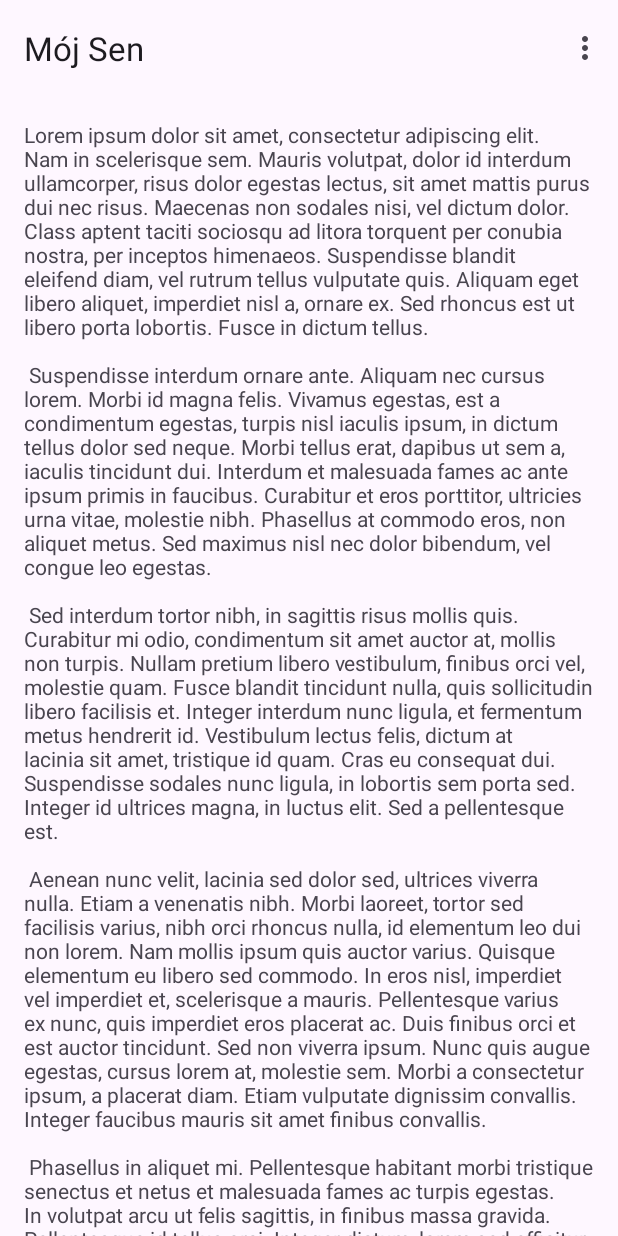
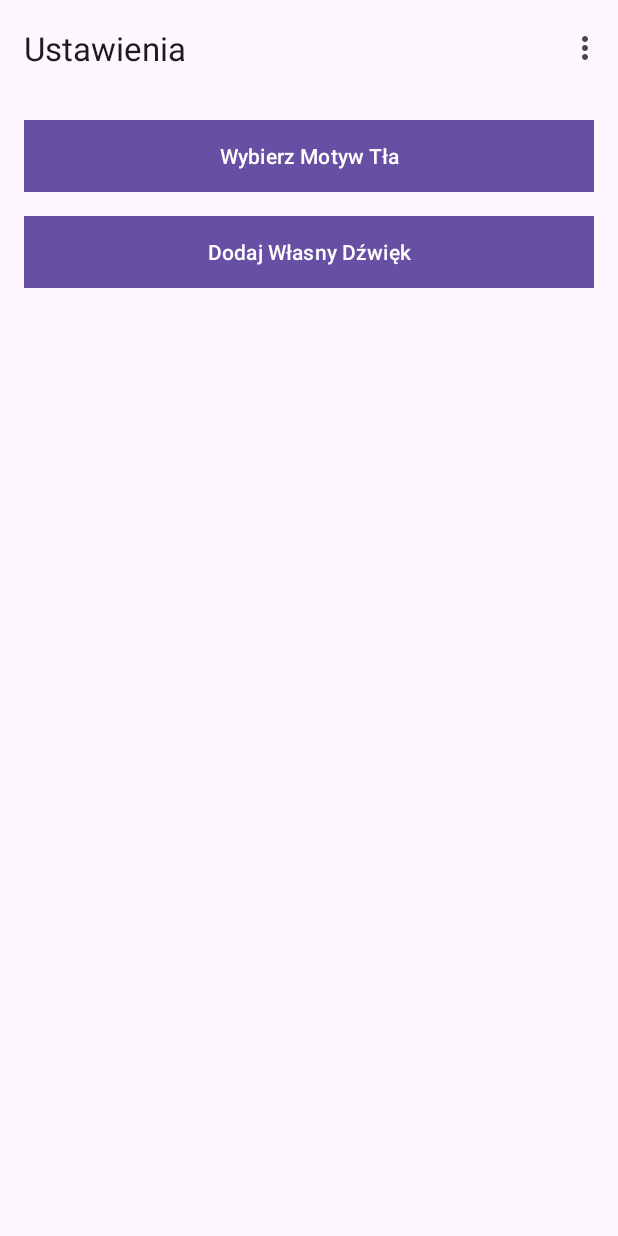
Before and after one commit to Klaudiusz02/Programowanie_mobline, an Android app: the SecondFragment screen opened through its navigation route, on a phone screen of 412 x 824 dp. Run offline under Robolectric (Android 15) with nearby library versions, the phone set to English and light mode, and no system bars; our stand-ins replace navigation-ui.

Commit message:
Stworzenie layoutu ustawień

```diff
--- a/app/src/main/java/com/example/budzik/FirstFragment.java
+++ b/app/src/main/java/com/example/budzik/FirstFragment.java
@@ -2,6 +2,7 @@ package com.example.budzik;
 
 import android.app.AlarmManager;
 import android.app.PendingIntent;
+import android.app.TimePickerDialog;
 import android.content.Context;
 import android.content.Intent;
 import android.content.SharedPreferences;
@@ -10,11 +11,7 @@ import android.util.TypedValue;
 import android.view.LayoutInflater;
 import android.view.View;
 import android.view.ViewGroup;
-
-import android.app.TimePickerDialog;
-
 import android.widget.Button;
-import android.widget.CheckBox;
 import android.widget.CompoundButton;
 import android.widget.LinearLayout;
 import android.widget.Switch;
@@ -25,7 +22,6 @@ import android.widget.Toast;
 import androidx.cardview.widget.CardView;
 import androidx.fragment.app.Fragment;
 import com.google.android.material.floatingactionbutton.FloatingActionButton;
-
 import androidx.annotation.NonNull;
 
 import java.util.ArrayList;
@@ -199,6 +195,29 @@ public class FirstFragment extends Fragment {
         }
     }
 
+    private void deleteAlarm(String time, CardView cardView) {
+        containerLayout.removeView(cardView);
+        SharedPreferences.Editor editor = sharedPreferences.edit();
+        editor.remove(time);
+        editor.apply();
+
+        // Cancel the PendingIntent associated with the deleted alarm
+        cancelAlarm(time);
+    }
+
+    private void cancelAlarm(String alarmTime) {
+        Intent alarmIntent = new Intent(requireContext(), AlarmReceiver.class);
+        alarmIntent.putExtra("ALARM_TIME", alarmTime);
+
+        PendingIntent pendingIntent = PendingIntent.getBroadcast(requireContext(), 0, alarmIntent, PendingIntent.FLAG_UPDATE_CURRENT);
+
+        AlarmManager alarmManager = (AlarmManager) requireContext().getSystemService(Context.ALARM_SERVICE);
+        if (alarmManager != null) {
+            alarmManager.cancel(pendingIntent);
+            pendingIntent.cancel();
+        }
+    }
+
     private void createAlarmCard(String time, String state) {
         // Tworzenie karty alarmu
         CardView cardView = new CardView(requireContext());
@@ -258,13 +277,9 @@ public class FirstFragment extends Fragment {
         deleteButton.setOnClickListener(new View.OnClickListener() {
             @Override
             public void onClick(View view) {
-                containerLayout.removeView(cardView);
-                SharedPreferences.Editor editor = sharedPreferences.edit();
-                editor.remove(time);
-                editor.apply();
+                deleteAlarm(time, cardView);
             }
         });
-
 
         // Dodawanie widoków do układu wewnętrznego
         innerLayout.addView(textView);
@@ -288,5 +303,4 @@ public class FirstFragment extends Fragment {
         super.onDestroyView();
         //binding = null;
     }
-
 }
--- a/app/src/main/res/layout/fragment_second.xml
+++ b/app/src/main/res/layout/fragment_second.xml
@@ -1,25 +1,26 @@
 <?xml version="1.0" encoding="utf-8"?>
-<androidx.core.widget.NestedScrollView xmlns:android="http://schemas.android.com/apk/res/android"
-    xmlns:app="http://schemas.android.com/apk/res-auto"
-    xmlns:tools="http://schemas.android.com/tools"
+<RelativeLayout xmlns:android="http://schemas.android.com/apk/res/android"
     android:layout_width="match_parent"
     android:layout_height="match_parent"
-    tools:context=".SecondFragment">
+    android:padding="16dp">
 
-    <androidx.constraintlayout.widget.ConstraintLayout
+    <!-- Przycisk wyboru tła -->
+    <Button
+        android:id="@+id/buttonChooseBackground"
         android:layout_width="match_parent"
-        android:layout_height="match_parent"
-        android:padding="16dp">
+        android:layout_height="wrap_content"
+        android:text="Wybierz Motyw Tła"
+        android:background="@color/colorPrimary"
+        android:textColor="@android:color/white"
+        android:layout_marginBottom="16dp"/>
 
-
-        <TextView
-            android:id="@+id/textview_second"
-            android:layout_width="wrap_content"
-            android:layout_height="wrap_content"
-            android:layout_marginTop="16dp"
-            android:text="@string/lorem_ipsum"
-            app:layout_constraintBottom_toBottomOf="parent"
-            app:layout_constraintEnd_toEndOf="parent"
-            app:layout_constraintStart_toStartOf="parent"/>
-    </androidx.constraintlayout.widget.ConstraintLayout>
-</androidx.core.widget.NestedScrollView>
+    <!-- Przycisk dodawania niestandardowego alarmu -->
+    <Button
+        android:id="@+id/buttonAddCustomAlarm"
+        android:layout_width="match_parent"
+        android:layout_height="wrap_content"
+        android:text="Dodaj Własny Dźwięk"
+        android:background="@color/colorPrimary"
+        android:textColor="@android:color/white"
+        android:layout_below="@id/buttonChooseBackground"/>
+</RelativeLayout>
--- a/app/src/main/res/navigation/nav_graph.xml
+++ b/app/src/main/res/navigation/nav_graph.xml
@@ -18,7 +18,7 @@
     <fragment
         android:id="@+id/SecondFragment"
         android:name="com.example.budzik.SecondFragment"
-        android:label="Mój Sen"
+        android:label="Ustawienia"
         tools:layout="@layout/fragment_second">
 
         <action
```
